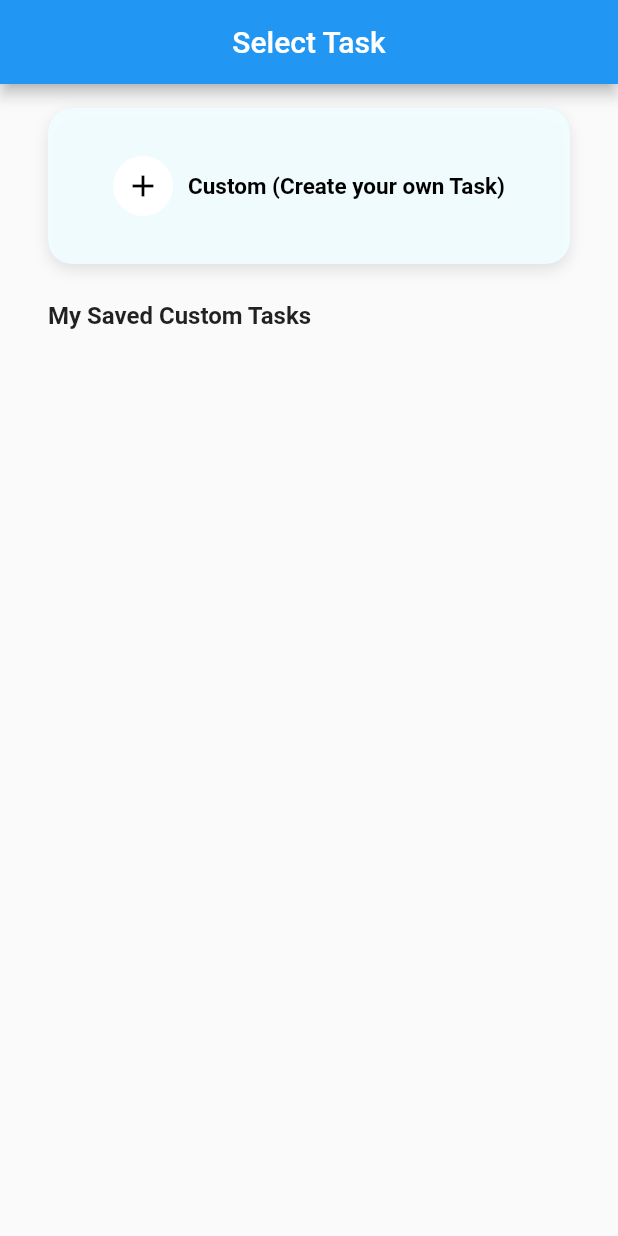
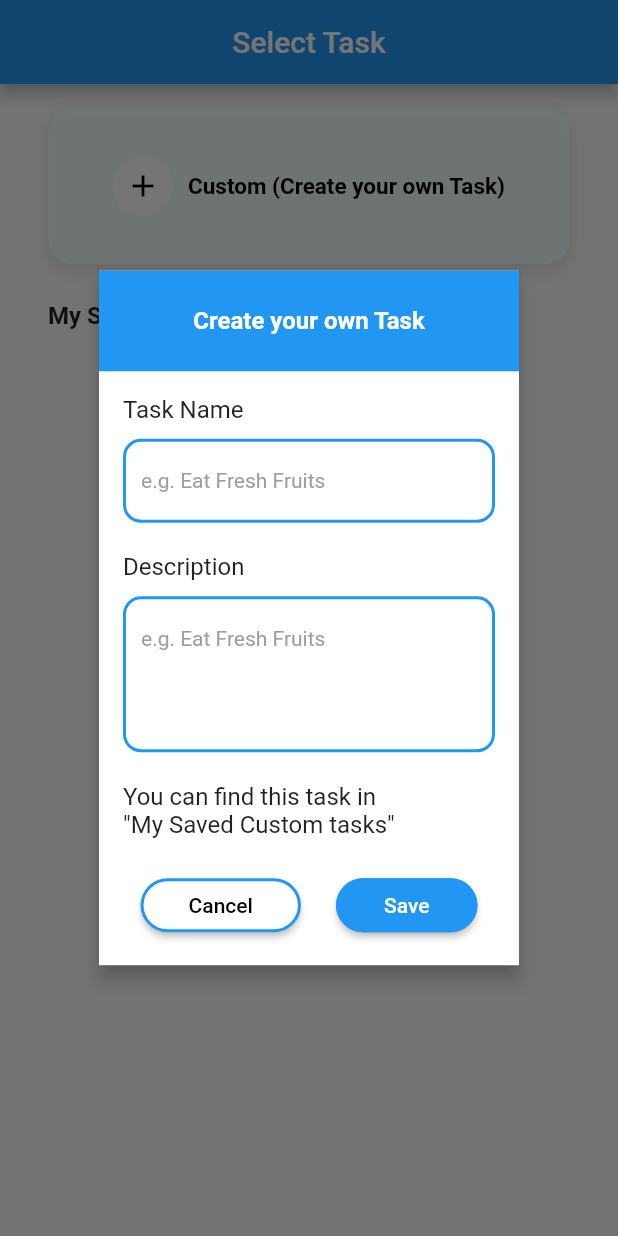
Before and after one commit to suyashmadhesia/flutter-assignment, a Flutter app: the screen it shows after launch, after a tap on "Custom (Create your own Task)", on a phone screen of 412 x 824 dp. Run offline on Flutter 3.47's test engine with Material 2 defaults, Android fonts, the phone set to English and light mode, and no system bars; our stand-ins replace equatable, flutter_bloc, shared_preferences.

Commit message:
modal pop up for adding task

```diff
--- a/lib/presentation/pages/home.dart
+++ b/lib/presentation/pages/home.dart
@@ -1,4 +1,6 @@
 import "package:flutter/material.dart";
+import 'package:trumsy/presentation/widgets/button.dart';
+import 'package:trumsy/presentation/widgets/text_field.dart';
 
 class HomePage extends StatefulWidget {
   const HomePage({super.key});
@@ -39,7 +41,7 @@ class _HomePageState extends State<HomePage> {
                   borderRadius: BorderRadius.all(Radius.circular(16.0)),
                 ),
                 onTap: () {
-                  debugPrint('Tapped');
+                  showAddTaskModal(context);
                 },
                 title: Row(
                   mainAxisAlignment: MainAxisAlignment.center,
@@ -91,3 +93,92 @@ class _HomePageState extends State<HomePage> {
     );
   }
 }
+
+Future<dynamic> showAddTaskModal(BuildContext parentContext) {
+  void save() {}
+
+  return showDialog(
+    context: parentContext,
+    builder: (BuildContext context) {
+      return SimpleDialog(
+        shape: RoundedRectangleBorder(
+          borderRadius: BorderRadius.circular(0.0),
+        ),
+        backgroundColor: Colors.white,
+        elevation: 5,
+        titlePadding: const EdgeInsets.all(0.0),
+        title: Container(
+          decoration: const BoxDecoration(
+            color: Colors.blue,
+          ),
+          padding: const EdgeInsets.symmetric(vertical: 24.0),
+          child: Row(
+            mainAxisAlignment: MainAxisAlignment.center,
+            children: const [
+              Text(
+                "Create your own Task",
+                style: TextStyle(
+                  fontSize: 16,
+                  fontWeight: FontWeight.bold,
+                  color: Colors.white,
+                ),
+              ),
+            ],
+          ),
+        ),
+        contentPadding:
+            const EdgeInsets.symmetric(horizontal: 16.0, vertical: 16.0),
+        children: [
+          const Text("Task Name"),
+          const SizedBox(
+            height: 10,
+          ),
+          const CustomTextField(
+            textAlignment: TextAlign.start,
+            hintText: "e.g. Eat Fresh Fruits",
+          ),
+          const SizedBox(
+            height: 20,
+          ),
+          const Text("Description"),
+          const SizedBox(
+            height: 10,
+          ),
+          const CustomTextField(
+            textAlignment: TextAlign.start,
+            hintText: "e.g. Eat Fresh Fruits",
+            minLines: 4,
+            maxLines: 5,
+            keyboard: TextInputType.multiline,
+          ),
+          const SizedBox(
+            height: 20,
+          ),
+          const Text("You can find this task in\n\"My Saved Custom tasks\""),
+          const SizedBox(
+            height: 20,
+          ),
+          Row(
+            mainAxisAlignment: MainAxisAlignment.spaceAround,
+            children: [
+              CustomButton(
+                onPressed: () {
+                  Navigator.of(context).pop();
+                },
+                fontColor: Colors.black,
+                backgroundColor: Colors.white,
+                buttonName: "Cancel",
+              ),
+              CustomButton(
+                onPressed: save,
+                fontColor: Colors.white,
+                backgroundColor: Colors.blue,
+                buttonName: "Save",
+              ),
+            ],
+          ),
+        ],
+      );
+    },
+  );
+}
--- a/lib/presentation/view/bloc_view.dart
+++ b/lib/presentation/view/bloc_view.dart
@@ -1,4 +1,5 @@
 import 'package:flutter/material.dart';
+import 'package:trumsy/presentation/pages/home.dart';
 import '../../blocs/bloc.dart';
 
 class TaskBlocBuilder extends StatefulWidget {
@@ -14,7 +15,8 @@ class _TaskBlocBuilderState extends State<TaskBlocBuilder> {
     return BlocBuilder<TasksBloc, TasksState>(
       builder: (context, state) {
         if (state is LoadingTasksState) {
-          return const Center(child: CircularProgressIndicator());
+          // return const Center(child: CircularProgressIndicator());
+          return const HomePage();
         }
         return const Center(
           child: Text('Something went wrong'),
--- /dev/null
+++ b/lib/presentation/widgets/button.dart
@@ -0,0 +1,37 @@
+import 'package:flutter/material.dart';
+
+class CustomButton extends StatelessWidget {
+  const CustomButton(
+      {super.key,
+      required this.onPressed,
+      required this.fontColor,
+      required this.backgroundColor,
+      required this.buttonName});
+
+  final void Function() onPressed;
+  final Color fontColor;
+  final String buttonName;
+  final Color backgroundColor;
+
+  @override
+  Widget build(BuildContext context) {
+    return ElevatedButton(
+        onPressed: onPressed,
+        style: ButtonStyle(
+          backgroundColor: MaterialStateProperty.all(backgroundColor),
+          shape: MaterialStateProperty.all<RoundedRectangleBorder>(
+            RoundedRectangleBorder(
+              borderRadius: BorderRadius.circular(32.0),
+              side: const BorderSide(color: Colors.blue, width: 2),
+            ),
+          ),
+        ),
+        child: Padding(
+          padding: const EdgeInsets.symmetric(vertical: 4.0, horizontal: 16.0),
+          child: Text(
+            buttonName,
+            style: TextStyle(color: fontColor),
+          ),
+        ));
+  }
+}
--- a/lib/presentation/widgets/text_field.dart
+++ b/lib/presentation/widgets/text_field.dart
@@ -13,7 +13,7 @@ class CustomTextField extends StatelessWidget {
   final String? label;
   final int? maxLines;
   final int? maxLength;
-  final int minLines;
+  final int? minLines;
   final Color fillColor;
   final double borderWidth;
   final BorderStyle borderStyle;
@@ -32,10 +32,10 @@ class CustomTextField extends StatelessWidget {
       this.textController,
       this.validator,
       this.label,
-      this.fillColor = Colors.black,
-      this.borderWidth = 0,
-      this.borderColor = Colors.transparent,
-      this.borderStyle = BorderStyle.none,
+      this.fillColor = Colors.white,
+      this.borderWidth = 2,
+      this.borderColor = Colors.blue,
+      this.borderStyle = BorderStyle.solid,
       this.keyboard = TextInputType.name});
 
   @override
@@ -49,10 +49,10 @@ class CustomTextField extends StatelessWidget {
       minLines: minLines,
       validator: validator,
       controller: textController,
-      cursorColor: Colors.white,
+      cursorColor: Colors.black,
       autofocus: false,
       style: const TextStyle(
-          fontSize: 14, fontWeight: FontWeight.bold, color: Colors.white),
+          fontSize: 14, fontWeight: FontWeight.w500, color: Colors.black),
       decoration: InputDecoration(
         prefixIcon: preffixWidget,
         filled: true,
```
